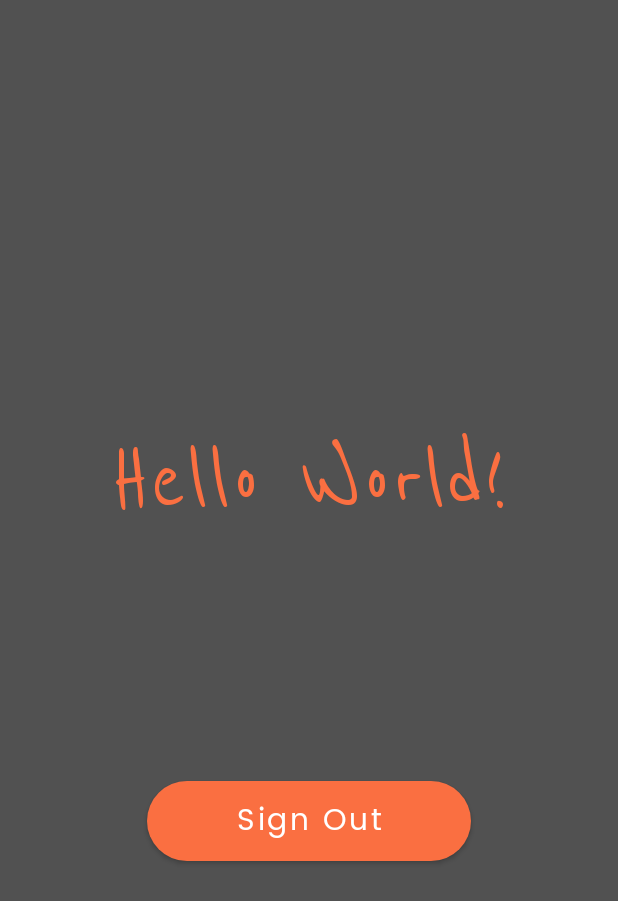
After one commit to JensRas/ScribbleShare, an Android app: the test_homescreen screen opened directly, with no data from a screen before it, on a phone screen of 412 x 824 dp. The commit adds this screen. Shown: the top 901 px of the screen. Run offline under Robolectric (Android 15) with nearby library versions, the phone set to English and light mode, and no system bars.

Commit message:
Made dummy homescreen and implemented onclicks to it

```diff
--- a/Frontend/app/src/main/AndroidManifest.xml
+++ b/Frontend/app/src/main/AndroidManifest.xml
@@ -9,6 +9,9 @@
         android:roundIcon="@mipmap/ic_launcher_round"
         android:supportsRtl="true"
         android:theme="@style/Theme.ScribbleShare">
+        <activity
+            android:name=".test_homescreen"
+            android:exported="true" />
         <activity
             android:name=".sign_in"
             android:exported="true" />
--- /dev/null
+++ b/Frontend/app/src/main/java/com/example/scribbleshare/test_homescreen.java
@@ -0,0 +1,25 @@
+package com.example.scribbleshare;
+
+import androidx.appcompat.app.AppCompatActivity;
+
+import android.content.Intent;
+import android.os.Bundle;
+import android.view.View;
+import android.widget.Button;
+
+public class test_homescreen extends AppCompatActivity {
+
+    @Override
+    protected void onCreate(Bundle savedInstanceState) {
+        super.onCreate(savedInstanceState);
+        setContentView(R.layout.activity_test_homescreen);
+
+        Button create_account=(Button) findViewById(R.id.sign_out_button);
+        create_account.setOnClickListener(new View.OnClickListener() {
+            @Override
+            public void onClick(View view) {
+                startActivity(new Intent(view.getContext(), MainActivity.class));
+            }
+        });
+    }
+}
--- /dev/null
+++ b/Frontend/app/src/main/res/layout/activity_test_homescreen.xml
@@ -0,0 +1,40 @@
+<?xml version="1.0" encoding="utf-8"?>
+<RelativeLayout xmlns:android="http://schemas.android.com/apk/res/android"
+    xmlns:app="http://schemas.android.com/apk/res-auto"
+    android:layout_width="match_parent"
+    android:layout_height="match_parent"
+    android:background="@color/grey"
+    >
+
+    <TextView
+        android:id="@+id/hello_world"
+        android:layout_width="wrap_content"
+        android:layout_height="wrap_content"
+        android:layout_alignParentTop="true"
+        android:layout_alignParentBottom="true"
+        android:layout_centerHorizontal="true"
+        android:layout_marginTop="280dp"
+        android:layout_marginBottom="385dp"
+        android:fontFamily="@font/reenie_beanie"
+        android:text="Hello World!"
+        android:textAlignment="center"
+        android:textColor="@color/red_orange"
+        android:textSize="70sp" />
+
+    <Button
+        android:id="@+id/sign_out_button"
+        android:layout_width="216dp"
+        android:layout_height="wrap_content"
+        android:layout_alignParentBottom="true"
+        android:layout_centerHorizontal="true"
+        android:layout_marginBottom="250dp"
+        android:background="@drawable/rounded_corner"
+        android:fontFamily="@font/poppins"
+        android:text="Sign Out"
+        android:textAlignment="center"
+        android:textAllCaps="false"
+        android:textColor="@color/white"
+        android:textSize="20sp" />
+
+
+</RelativeLayout>
```
Also changed, not shown: Frontend/app/src/main/java/com/example/scribbleshare/Create_Account.java (+8 -0 lines), Frontend/app/src/main/java/com/example/scribbleshare/sign_in.java (+9 -0 lines), Frontend/app/src/main/res/layout/activity_create_account.xml (+3 -16 lines).
